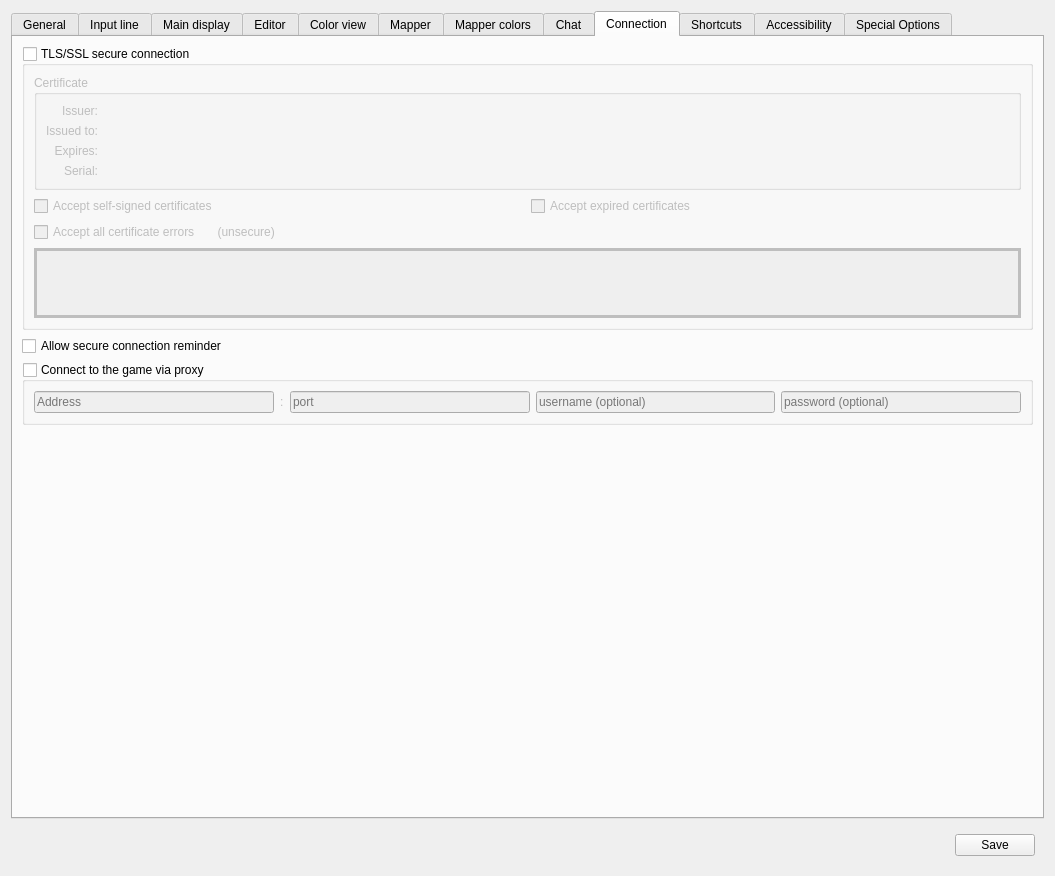
Above: src/ui/profile_preferences.ui from Mudlet/Mudlet before the change. Below: the same form after it.
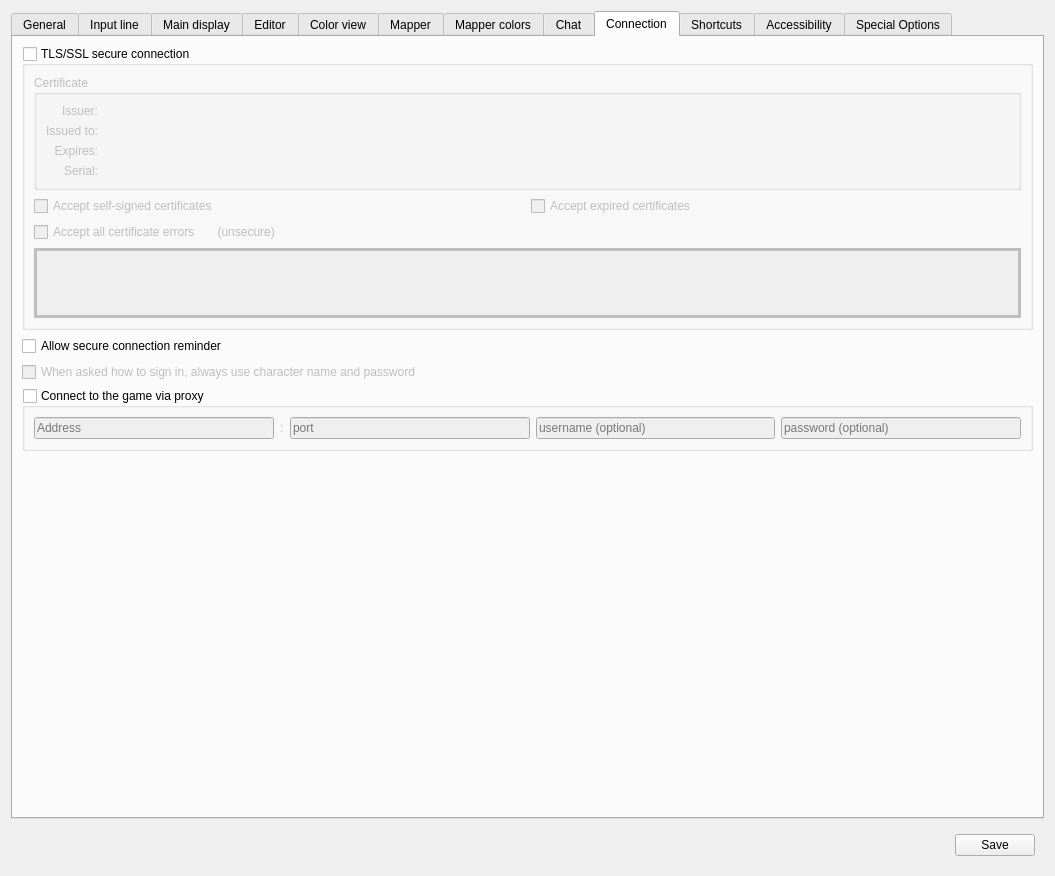
That is the form after the change. The open tabs and pages were chosen to show the change. Icons and pictures are not drawn. Custom widgets are drawn as their Qt base class.

Commit message: Add: GMCP Char.Login v2 OAuth sign-in flow

```diff
--- a/src/ui/profile_preferences.ui
+++ b/src/ui/profile_preferences.ui
@@ -4352,6 +4352,22 @@
          </property>
         </widget>
        </item>
+       <item>
+        <widget class="QCheckBox" name="checkBox_useCharacterNamePasswordLogin">
+         <property name="enabled">
+          <bool>false</bool>
+         </property>
+         <property name="toolTip">
+          <string>&lt;p&gt;When this game asks how you want to sign in, always use the character name and password from this profile instead of showing the sign-in chooser. If those fields are blank, the game's own login screen is used.&lt;/p&gt;</string>
+         </property>
+         <property name="accessibleDescription">
+          <string>When this game asks how you want to sign in, always use the character name and password from this profile instead of showing the sign-in chooser. If those fields are blank, the game's own login screen is used.</string>
+         </property>
+         <property name="text">
+          <string>When asked how to sign in, always use character name and password</string>
+         </property>
+        </widget>
+       </item>
        <item>
         <widget class="QGroupBox" name="groupBox_proxy">
          <property name="title">
```
Left out of the diff: 1 changed line with no effect on the pictures. The commit also changes 8 other files.
